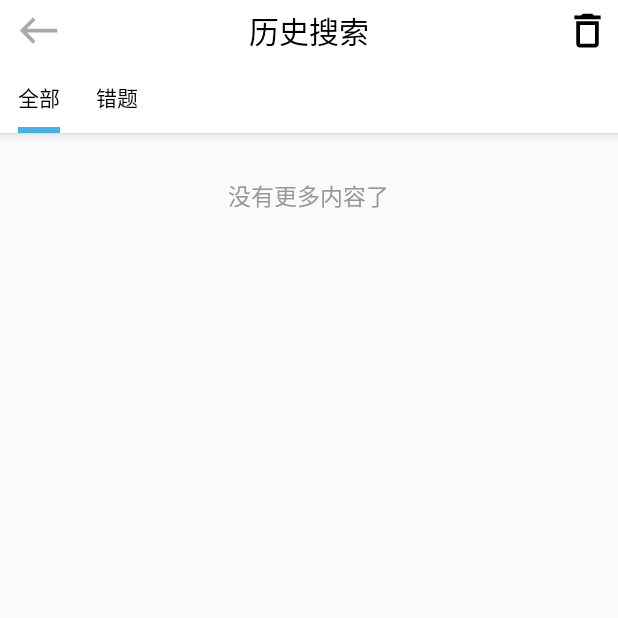
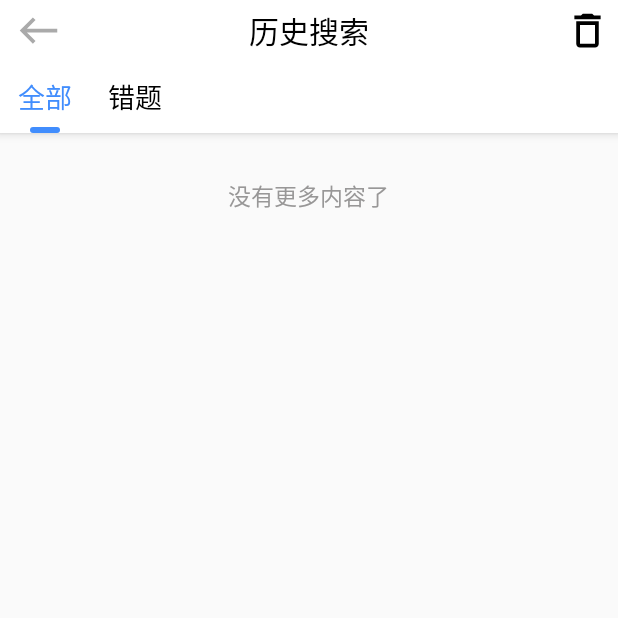
Before and after one commit to yahuiwei123/homework_helper, an Android app: the screen it shows after launch (HistoryDisplayActivity), on a phone screen of 412 x 824 dp, the top half of it. Run offline under Robolectric (Android 15) with nearby library versions, the phone set to English and light mode, and no system bars.

Commit message:
5th commit

```diff
--- a/app/src/main/java/com/example/homeworkhelper/history/HistoryDisplayActivity.java
+++ b/app/src/main/java/com/example/homeworkhelper/history/HistoryDisplayActivity.java
@@ -43,6 +43,7 @@ public class HistoryDisplayActivity extends AppCompatActivity {
 
         initPager(tabName);
         TabLayout tabs = binding.tabs;
+
         tabs.setupWithViewPager(viewPager);
 
         //设置返回按钮和删除记录按钮
--- /dev/null
+++ b/app/src/main/res/drawable/history_tab.xml
@@ -0,0 +1,9 @@
+<?xml version="1.0" encoding="utf-8"?>
+<layer-list xmlns:android="http://schemas.android.com/apk/res/android">
+<item android:width="20dp" android:height="4dp" android:gravity="center_horizontal">
+
+    <shape>
+        <corners android:radius="4dp"></corners>
+        <solid android:color="@color/black"></solid></shape>
+</item>
+</layer-list>
--- a/app/src/main/res/layout/activity_history_display.xml
+++ b/app/src/main/res/layout/activity_history_display.xml
@@ -49,11 +49,12 @@
         <com.google.android.material.tabs.TabLayout
             android:id="@+id/tabs"
             android:layout_width="wrap_content"
-            app:tabIndicatorColor="@color/light_blue"
+            app:tabIndicatorColor="@color/blue"
             android:layout_height="wrap_content"
             app:tabRippleColor="@color/transparent"
-            app:tabIndicatorFullWidth="false"
-            app:tabIndicatorHeight="4dp"
+            app:tabIndicator="@drawable/history_tab"
+            app:tabSelectedTextColor="@color/blue"
+            app:tabTextAppearance="@style/TextAppearance.AppCompat.Medium"
             app:tabTextColor="@color/black"/>
     </com.google.android.material.appbar.AppBarLayout>
 
--- a/app/src/main/res/values/colors.xml
+++ b/app/src/main/res/values/colors.xml
@@ -9,6 +9,7 @@
     <color name="white">#FFFFFFFF</color>
     <color name="light_blue">#44B2ED</color>
     <color name="grey">#989797</color>
+    <color name="blue">#418DFD</color>
     <!--  下面是拍搜结果的-->
     <color name="blackText">#3F4E73</color>
     <color name="selectTab">#418DFD</color>
```
